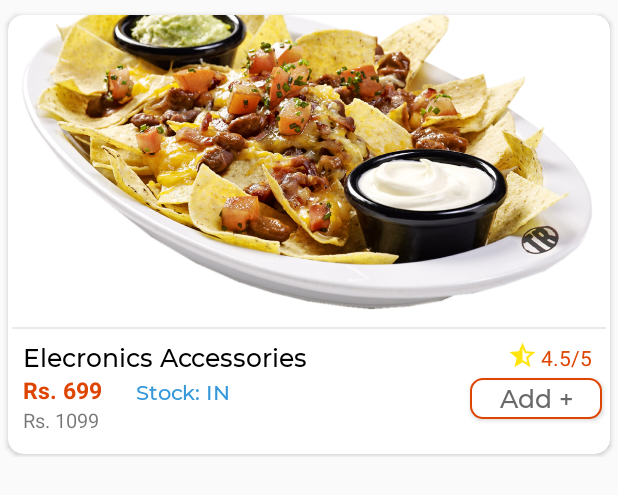
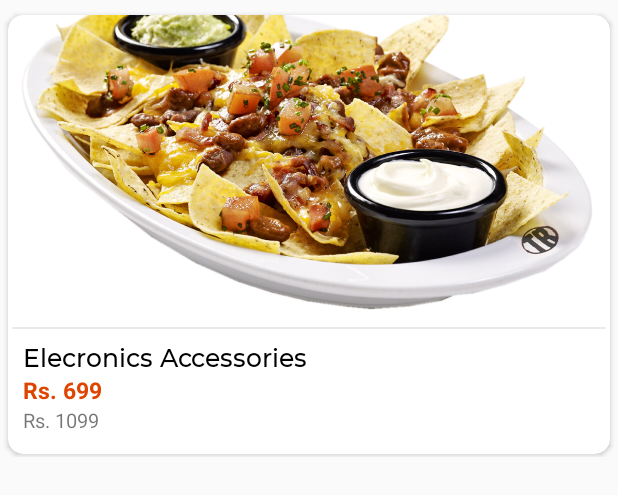
Before and after one commit to shaquib4/Localzes, an Android app: the layout product_single_row_customer.xml on its own in the app's theme, with its tools: preview values and no code run, on a phone screen of 412 x 824 dp. Shown: the top 495 px of the screen. Run offline under Robolectric (Android 15) with nearby library versions, the phone set to English and light mode, and no system bars.

Commit message:
fst changes RAtnakar

```diff
--- /dev/null
+++ b/app/src/main/res/layout/cart_single_row.xml
@@ -0,0 +1,8 @@
+<?xml version="1.0" encoding="utf-8"?>
+<RelativeLayout xmlns:android="http://schemas.android.com/apk/res/android"
+    android:layout_width="match_parent"
+    android:layout_height="match_parent">
+
+
+
+</RelativeLayout>
--- a/app/src/main/res/layout/product_single_row.xml
+++ b/app/src/main/res/layout/product_single_row.xml
@@ -73,7 +73,7 @@
                 android:layout_height="@dimen/_18sdp"
 
                 android:layout_alignTop="@+id/txtProductTitle_customer"
-                android:layout_alignParentRight="true"
+                android:layout_alignParentEnd="true"
                 android:layout_marginEnd="10dp"
                 android:text="4.5/5"
                 android:textColor="#de4500"
@@ -82,7 +82,7 @@
                 android:id="@+id/txtProductOfferPrice"
                 android:layout_width="wrap_content"
                 android:layout_height="@dimen/_12sdp"
-                android:layout_alignLeft="@+id/txtProductPrice_customer"
+                android:layout_alignStart="@+id/txtProductPrice_customer"
                 android:text="Rs. 1099"
                 android:textSize="@dimen/_10ssp"
                 android:layout_below="@+id/txtProductPrice_customer"/>
--- a/app/src/main/res/layout/product_single_row_customer.xml
+++ b/app/src/main/res/layout/product_single_row_customer.xml
@@ -31,11 +31,9 @@
                 android:layout_height="1.3dp"
                 android:layout_below="@+id/imgProduct_customer"
                 android:layout_marginStart="@dimen/_2sdp"
-                android:background="#eaeaea"
                 android:layout_marginEnd="@dimen/_2sdp"
                 android:layout_marginBottom="7dp"
-                />
-
+                android:background="#eaeaea" />
 
             <TextView
                 android:id="@+id/txtProductTitle_customer"
@@ -43,35 +41,9 @@
                 android:layout_height="wrap_content"
                 android:layout_below="@+id/view_customer"
                 android:layout_marginStart="10dp"
+                android:fontFamily="@font/montserrat_medium"
                 android:text="Elecronics Accessories"
-                android:fontFamily="@font/montserrat_medium"
                 android:textColor="#000"
-                android:textSize="@dimen/_13ssp" />
-
-            <TextView
-                android:id="@+id/txtStock_customer"
-                android:layout_width="wrap_content"
-                android:layout_height="wrap_content"
-                android:layout_alignBottom="@+id/txtProductPrice_customer"
-                android:layout_marginStart="85dp"
-                android:layout_marginEnd="5dp"
-                android:text="Stock: IN "
-                android:fontFamily="@font/montserrat_medium"
-                android:textColor="#3498db"
-                android:textSize="@dimen/_11ssp" />
-            <Button
-                android:id="@+id/btnAddItem"
-                android:layout_width="wrap_content"
-                android:layout_height="@dimen/_21sdp"
-                android:layout_below="@id/txtRatingShop_customer"
-                android:layout_marginTop="2dp"
-                android:layout_alignParentEnd="true"
-                android:layout_marginEnd="5dp"
-                android:background="@drawable/bg_add_item"
-                android:text="Add +"
-                android:textAllCaps="false"
-                android:fontFamily="@font/montserrat_medium"
-                android:textColor="#696969"
                 android:textSize="@dimen/_13ssp" />
 
             <TextView
@@ -85,37 +57,14 @@
                 android:textSize="@dimen/_12ssp"
                 android:textStyle="bold" />
 
-            <ImageView
-                android:id="@+id/imgRating_customer"
-                android:layout_width="@dimen/_16sdp"
-                android:layout_height="@dimen/_16sdp"
-                android:layout_marginTop="8.5dp"
-                android:layout_below="@id/imgProduct_customer"
-                android:layout_toLeftOf="@+id/txtRatingShop_customer"
-                android:src="@drawable/ic_rating" />
-
-            <TextView
-                android:id="@+id/txtRatingShop_customer"
-                android:layout_width="wrap_content"
-                android:layout_height="@dimen/_18sdp"
-                android:padding="2dp"
-                android:layout_alignTop="@+id/txtProductTitle_customer"
-                android:layout_alignParentRight="true"
-                android:layout_marginEnd="10dp"
-                android:text="4.5/5"
-                android:textColor="#de4500"
-                android:textSize="@dimen/_11ssp" />
             <TextView
                 android:id="@+id/txtProductOfferPrice"
                 android:layout_width="wrap_content"
                 android:layout_height="@dimen/_12sdp"
-                android:layout_alignLeft="@+id/txtProductPrice_customer"
+                android:layout_below="@+id/txtProductPrice_customer"
+                android:layout_alignStart="@+id/txtProductPrice_customer"
                 android:text="Rs. 1099"
-                android:textSize="@dimen/_10ssp"
-                android:layout_below="@+id/txtProductPrice_customer"/>
-
-
+                android:textSize="@dimen/_10ssp" />
         </RelativeLayout>
     </androidx.cardview.widget.CardView>
-
 </RelativeLayout>
```
